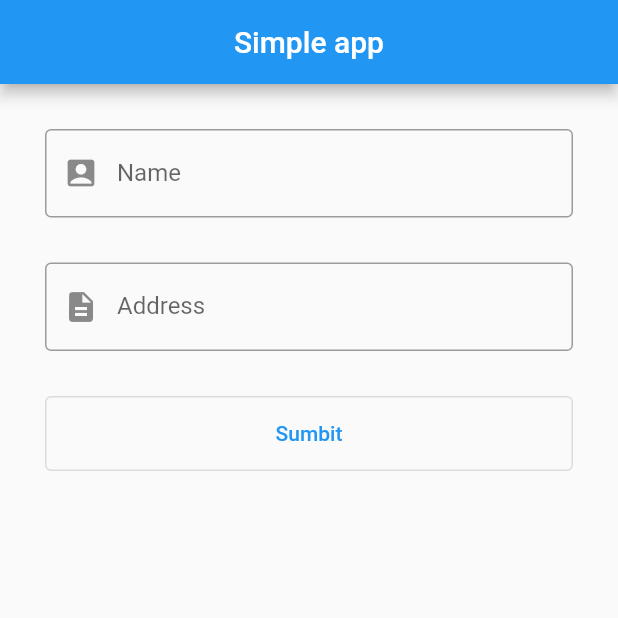
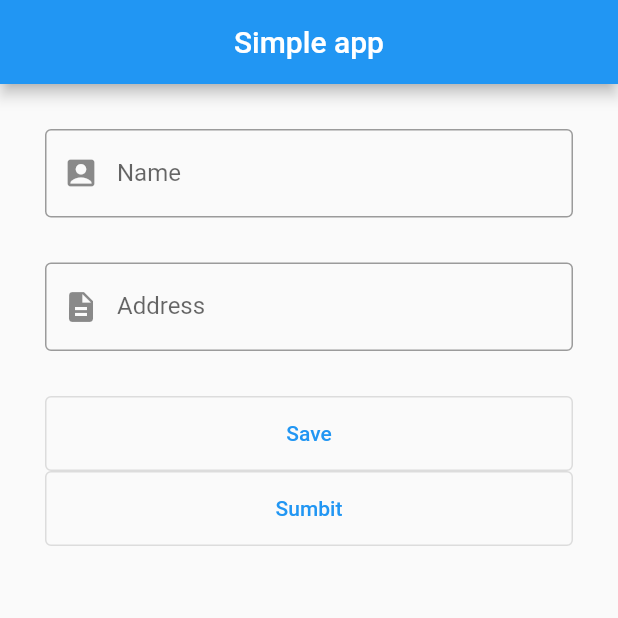
Before and after one commit to ayoub-maskoul/Simple-app-by-flutter, a Flutter app: the screen it shows after launch, on a phone screen of 412 x 824 dp, the top half of it. Run offline on Flutter 3.47's test engine with Material 2 defaults, Android fonts, the phone set to English and light mode, and no system bars; missing offline and left inert: test4.

Commit message:
Update form

```diff
--- a/lib/form.dart
+++ b/lib/form.dart
@@ -1,5 +1,6 @@
 import 'package:flutter/material.dart';
-import 'package:project/details.dart';
+import 'package:test4/details.dart';
+import 'dart:collection';
 
 
 class MyForm extends StatefulWidget {
@@ -14,7 +15,7 @@ class _MyFormState extends State<MyForm> {
   final _nameController = TextEditingController();
   final _adderssController = TextEditingController();
 
-
+  final Map<String, String> listPer = HashMap();
   @override
   void dispose(){
 
@@ -53,7 +54,8 @@ class _MyFormState extends State<MyForm> {
                 ),
               ),
               const SizedBox(height: 30),
-              MyButton(context)
+              MyButtonSave(context),
+              MyButton(context),
             ],
           ),
         ),
@@ -68,7 +70,7 @@ class _MyFormState extends State<MyForm> {
             Navigator.push(
               context,
               MaterialPageRoute(builder: (context){
-                return Details(name: _nameController.text,address: _adderssController.text);
+                return Details(name: _nameController.text,address: _adderssController.text,list: listPer,);
               }
               ),
 
@@ -77,4 +79,16 @@ class _MyFormState extends State<MyForm> {
           style: OutlinedButton.styleFrom(minimumSize: const Size(200, 50)),
           );
   }
+
+  OutlinedButton MyButtonSave(BuildContext context) {
+    return OutlinedButton(
+          child: Text("Save"),
+          onPressed: (){
+           listPer.addAll({_nameController.text : _adderssController.text});
+          },
+          style: OutlinedButton.styleFrom(minimumSize: const Size(200, 50)),
+          );
+  }
+
+
 }
```
